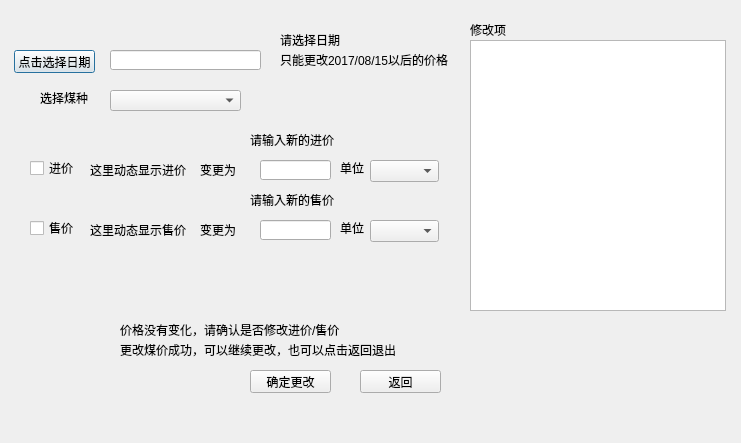
Above: ui/coal_price_manage.ui from leexuehan/AccountingAssisitor before the change. Below: the same form after it.
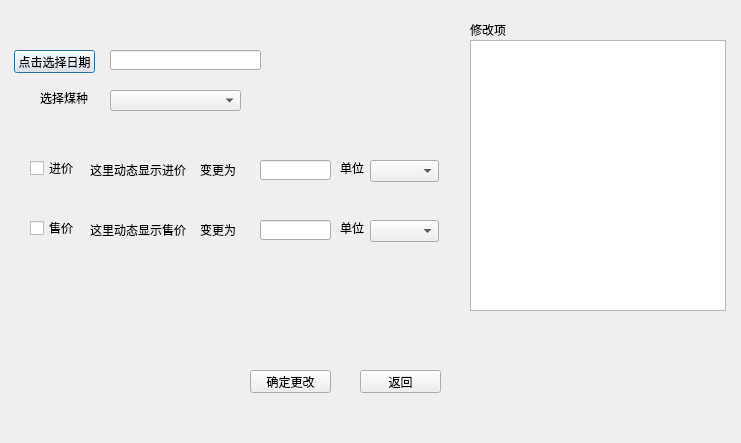
That is the form after the change.

What changed in the file:
```diff
--- a/ui/coal_price_manage.ui
+++ b/ui/coal_price_manage.ui
@@ -232,58 +232,6 @@
     <string>变更为</string>
    </property>
   </widget>
-  <widget class="QLabel" name="change_price_success_tip">
-   <property name="geometry">
-    <rect>
-     <x>120</x>
-     <y>340</y>
-     <width>281</width>
-     <height>20</height>
-    </rect>
-   </property>
-   <property name="text">
-    <string>更改煤价成功，可以继续更改，也可以点击返回退出</string>
-   </property>
-  </widget>
-  <widget class="QLabel" name="select_date_error_tip">
-   <property name="geometry">
-    <rect>
-     <x>280</x>
-     <y>50</y>
-     <width>191</width>
-     <height>20</height>
-    </rect>
-   </property>
-   <property name="text">
-    <string>只能更改2017/08/15以后的价格</string>
-   </property>
-  </widget>
-  <widget class="QLabel" name="select_date_empty_hint">
-   <property name="geometry">
-    <rect>
-     <x>280</x>
-     <y>30</y>
-     <width>191</width>
-     <height>20</height>
-    </rect>
-   </property>
-   <property name="text">
-    <string>请选择日期</string>
-   </property>
-  </widget>
-  <widget class="QLabel" name="no_price_change_hint">
-   <property name="geometry">
-    <rect>
-     <x>120</x>
-     <y>320</y>
-     <width>271</width>
-     <height>20</height>
-    </rect>
-   </property>
-   <property name="text">
-    <string>价格没有变化，请确认是否修改进价/售价</string>
-   </property>
-  </widget>
   <widget class="QListView" name="modify_detail_list">
    <property name="geometry">
     <rect>
@@ -307,32 +255,6 @@
     <string>修改项</string>
    </property>
   </widget>
-  <widget class="QLabel" name="new_purchase_price_empty_hint">
-   <property name="geometry">
-    <rect>
-     <x>250</x>
-     <y>130</y>
-     <width>101</width>
-     <height>20</height>
-    </rect>
-   </property>
-   <property name="text">
-    <string>请输入新的进价</string>
-   </property>
-  </widget>
-  <widget class="QLabel" name="new_sell_price_empty_hint">
-   <property name="geometry">
-    <rect>
-     <x>250</x>
-     <y>190</y>
-     <width>101</width>
-     <height>20</height>
-    </rect>
-   </property>
-   <property name="text">
-    <string>请输入新的售价</string>
-   </property>
-  </widget>
  </widget>
  <resources/>
  <connections>
```
Left out of the diff: 2 changed lines with no effect on the pictures.
